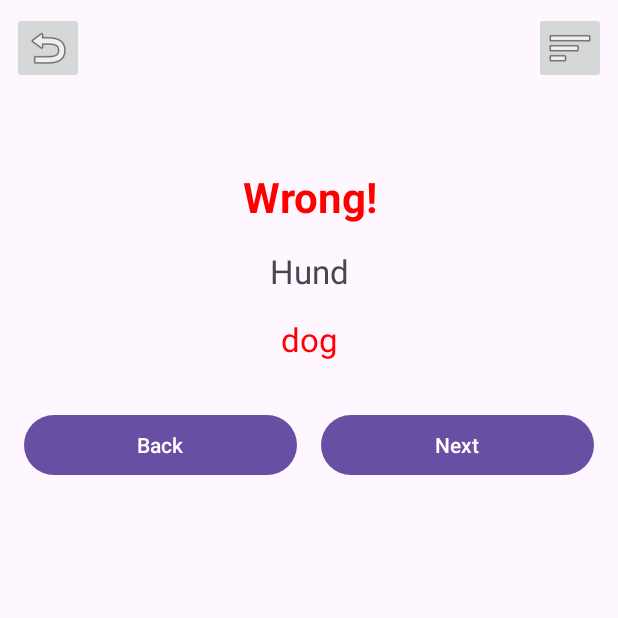
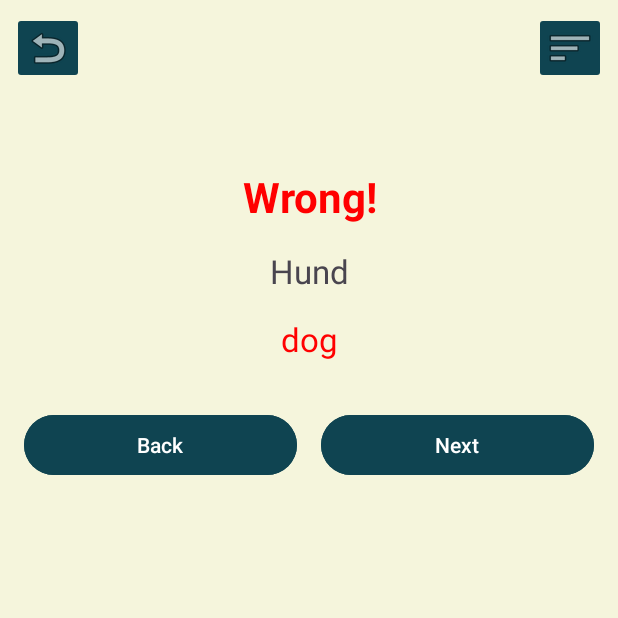
Before and after one commit to Erik-Donath/Palabra, an Android app: the fragment ResultFragment placed in its activity, on a phone screen of 412 x 824 dp, the top half of it. Run offline under Robolectric (Android 15) with nearby library versions, the phone set to English and light mode, and no system bars.

Commit message:
Add color to UI

```diff
--- a/app/src/main/res/layout/activity_learn.xml
+++ b/app/src/main/res/layout/activity_learn.xml
@@ -2,6 +2,7 @@
 <LinearLayout xmlns:android="http://schemas.android.com/apk/res/android"
     android:layout_width="match_parent"
     android:layout_height="match_parent"
+    android:background="#F5F5DC"
     android:orientation="vertical">
 
     <!-- Top bar with navigation buttons -->
@@ -15,8 +16,10 @@
             android:id="@+id/homeBtn"
             android:layout_width="48dp"
             android:layout_height="48dp"
+            android:backgroundTint="#0F4451"
             android:contentDescription="Home"
-            android:src="@android:drawable/ic_menu_revert" />
+            android:src="@android:drawable/ic_menu_revert"
+            android:visibility="visible" />
 
         <View
             android:layout_width="0dp"
@@ -27,6 +30,7 @@
             android:id="@+id/listBtn"
             android:layout_width="48dp"
             android:layout_height="48dp"
+            android:backgroundTint="#0F4451"
             android:contentDescription="Vocabulary List"
             android:src="@android:drawable/ic_menu_sort_by_size" />
     </LinearLayout>
--- a/app/src/main/res/layout/fragment_guess.xml
+++ b/app/src/main/res/layout/fragment_guess.xml
@@ -2,6 +2,7 @@
 <LinearLayout xmlns:android="http://schemas.android.com/apk/res/android"
     android:layout_width="match_parent"
     android:layout_height="match_parent"
+    android:background="#F5F5DC"
     android:orientation="vertical"
     android:padding="16dp">
 
@@ -23,6 +24,7 @@
         android:layout_width="match_parent"
         android:layout_height="wrap_content"
         android:layout_marginBottom="16dp"
+        android:backgroundTint="#0F4451"
         android:text="Solution 1" />
 
     <Button
@@ -30,12 +32,14 @@
         android:layout_width="match_parent"
         android:layout_height="wrap_content"
         android:layout_marginBottom="16dp"
+        android:backgroundTint="#0F4451"
         android:text="Solution 2" />
 
     <Button
         android:id="@+id/solution3Btn"
         android:layout_width="match_parent"
         android:layout_height="wrap_content"
+        android:backgroundTint="#0F4451"
         android:text="Solution 3" />
 
 </LinearLayout>
--- a/app/src/main/res/layout/fragment_result.xml
+++ b/app/src/main/res/layout/fragment_result.xml
@@ -1,41 +1,45 @@
 <?xml version="1.0" encoding="utf-8"?>
+
+
 <LinearLayout xmlns:android="http://schemas.android.com/apk/res/android"
     android:layout_width="match_parent"
     android:layout_height="match_parent"
+    android:background="#F5F5DC"
     android:orientation="vertical"
     android:padding="16dp">
+
 
     <!-- Result text (Correct/Wrong) -->
     <TextView
         android:id="@+id/resultText"
         android:layout_width="match_parent"
         android:layout_height="wrap_content"
-        android:gravity="center"
-        android:textSize="28sp"
-        android:textStyle="bold"
         android:layout_marginTop="32dp"
         android:layout_marginBottom="16dp"
-        android:text="Correct!" />
+        android:gravity="center"
+        android:text="Correct!"
+        android:textSize="28sp"
+        android:textStyle="bold" />
 
     <!-- Original word -->
     <TextView
         android:id="@+id/wordText"
         android:layout_width="match_parent"
         android:layout_height="wrap_content"
+        android:layout_marginBottom="16dp"
         android:gravity="center"
-        android:textSize="22sp"
-        android:layout_marginBottom="16dp"
-        android:text="Word" />
+        android:text="Word"
+        android:textSize="22sp" />
 
     <!-- Selected answer -->
     <TextView
         android:id="@+id/answerText"
         android:layout_width="match_parent"
         android:layout_height="wrap_content"
+        android:layout_marginBottom="32dp"
         android:gravity="center"
-        android:textSize="22sp"
-        android:layout_marginBottom="32dp"
-        android:text="Solution 1" />
+        android:text="Solution 1"
+        android:textSize="22sp" />
 
     <!-- Navigation buttons -->
     <LinearLayout
@@ -47,16 +51,18 @@
             android:id="@+id/backBtn"
             android:layout_width="0dp"
             android:layout_height="wrap_content"
+            android:layout_marginEnd="8dp"
             android:layout_weight="1"
-            android:layout_marginEnd="8dp"
+            android:backgroundTint="#0F4451"
             android:text="Back" />
 
         <Button
             android:id="@+id/nextBtn"
             android:layout_width="0dp"
             android:layout_height="wrap_content"
+            android:layout_marginStart="8dp"
             android:layout_weight="1"
-            android:layout_marginStart="8dp"
+            android:backgroundTint="#0F4451"
             android:text="Next" />
     </LinearLayout>
 </LinearLayout>
```
